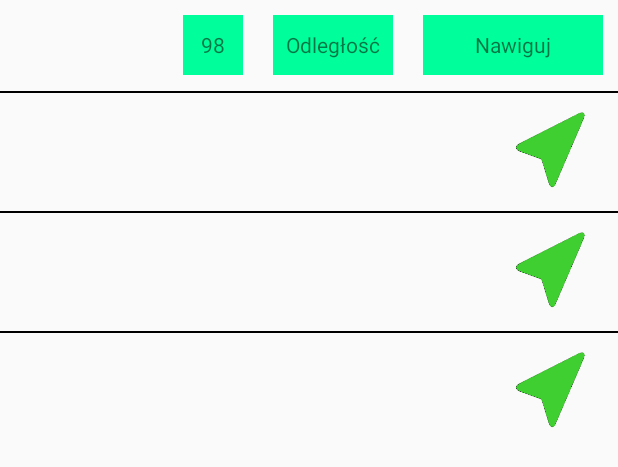
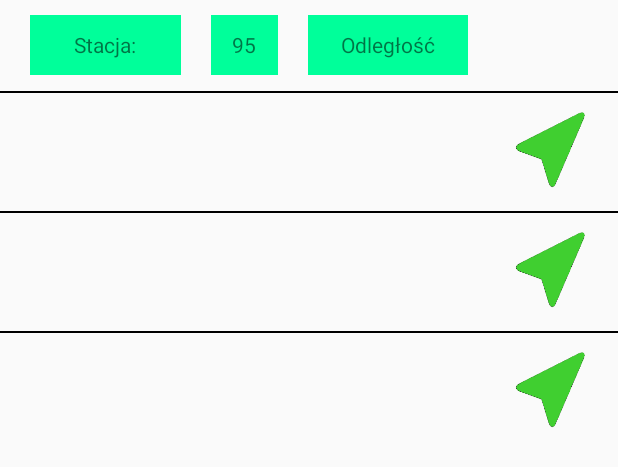
Before and after one commit to pekalam/FuelPrice, an Android app: the layout fragment_gas_stations.xml on its own in the app's theme, with its tools: preview values and no code run, on a phone screen of 412 x 824 dp. Shown: the top 467 px of the screen. Run offline under Robolectric (Android 15) with nearby library versions, the phone set to English and light mode, and no system bars.

Commit message:
nazwa stacji,rodzaj,odleglosc

```diff
--- a/aplikacja/app/src/main/java/com/projekt/fuelprice/GasStationsAdapter.java
+++ b/aplikacja/app/src/main/java/com/projekt/fuelprice/GasStationsAdapter.java
@@ -73,7 +73,7 @@
                 case LPG:
                     return gasStation.priceLPG;
                 case t95:
-                    return gasStation.price95;
+                    return Math.round(gasStation.price95*100)/100f;
                 case t98:
                     return gasStation.price98;
             }
--- a/aplikacja/app/src/main/res/layout/fragment_gas_stations.xml
+++ b/aplikacja/app/src/main/res/layout/fragment_gas_stations.xml
@@ -10,33 +10,42 @@
     <LinearLayout
         android:layout_width="match_parent"
         android:layout_height="wrap_content"
+        android:gravity="center_horizontal"
         android:orientation="horizontal"
-        android:gravity="right"
-        android:paddingLeft="120dp">
+
+        android:paddingLeft="10dp"
+        android:paddingRight="90dp">
+
+        <TextView
+            android:layout_width="80dp"
+            android:layout_height="40dp"
+            android:text="Stacja:"
+            android:gravity="center_horizontal|center_vertical"
+            android:layout_gravity="center_vertical"
+            android:layout_margin="10dp"
+            android:background="#00FF9A"
+            android:layout_weight="0.4" />
+
         <TextView
             android:layout_width="40dp"
             android:layout_height="40dp"
-            android:text="98"
+            android:layout_gravity="center_horizontal|center_vertical"
+            android:layout_margin="10dp"
+            android:background="#00FF9A"
             android:gravity="center_horizontal|center_vertical"
-            android:layout_gravity="center_vertical"
-            android:layout_margin="10dp"
-            android:background="#00FF9A"/>
+            android:text="95"
+            android:layout_weight="0.1" />
+
         <TextView
             android:layout_width="80dp"
             android:layout_height="40dp"
+            android:layout_gravity="center_vertical"
+            android:background="#00FF9A"
+            android:layout_margin="10dp"
+            android:gravity="center_horizontal|center_vertical"
+            android:layout_marginRight="10dp"
             android:text="Odległość"
-            android:gravity="center_horizontal|center_vertical"
-            android:layout_gravity="center_vertical"
-            android:layout_margin="10dp"
-            android:background="#00FF9A"/>
-        <TextView
-            android:layout_width="120dp"
-            android:layout_height="40dp"
-            android:text="Nawiguj"
-            android:gravity="center_horizontal|center_vertical"
-            android:layout_gravity="center_vertical"
-            android:layout_margin="10dp"
-            android:background="#00FF9A"/>
+            android:layout_weight="0.5"/>
     </LinearLayout>
 
     <androidx.recyclerview.widget.RecyclerView
--- a/aplikacja/app/src/main/res/layout/list_item.xml
+++ b/aplikacja/app/src/main/res/layout/list_item.xml
@@ -28,7 +28,7 @@
             android:layout_width="wrap_content"
             android:layout_height="wrap_content"
             android:layout_gravity="center_vertical"
-            android:layout_marginLeft="30dp"
+            android:layout_marginLeft="10dp"
             android:layout_weight="0.8"
             android:gravity="center|center_vertical"
             android:text="@{Float.toString(vm.getSelectedFuelPrice())}" />
```
